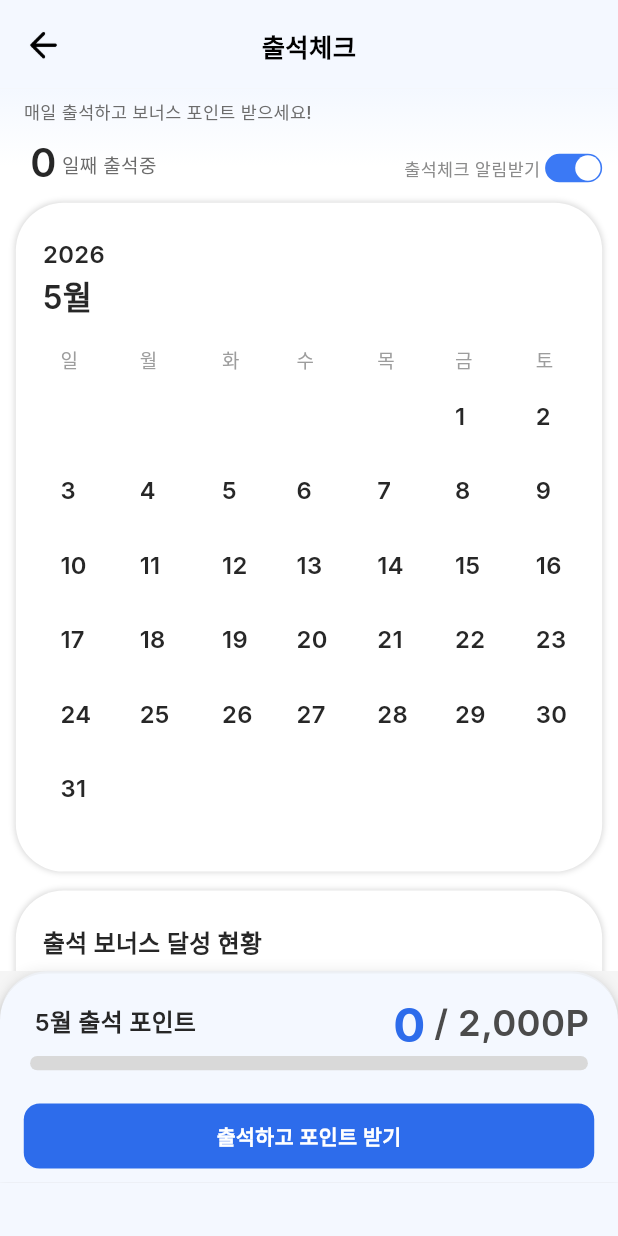
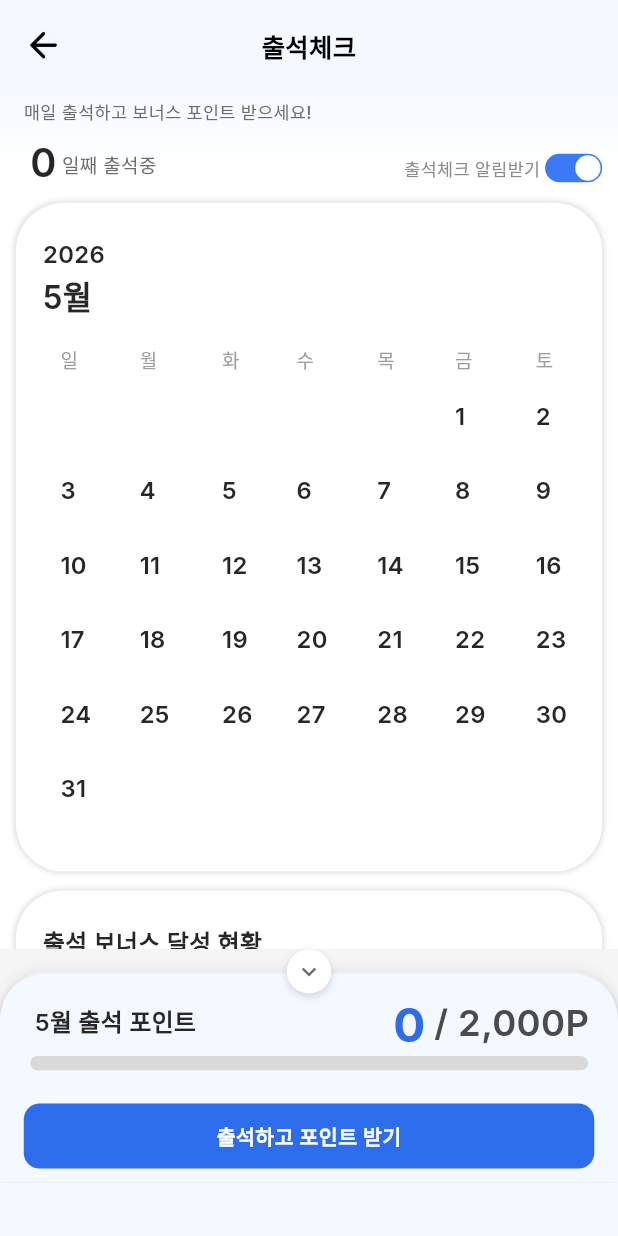
Before and after one commit to 0xdavidhan97/mobile-web, a Flutter app: the AttendancePage screen opened directly, on a phone screen of 412 x 824 dp. Run offline on Flutter 3.47's test engine with Material 3 defaults, Android fonts, the phone set to English and light mode, and no system bars; our stand-ins replace google_fonts.

Commit message:
feat: 출석포인트 하단 영역 접기/펼치기 기능 추가

```diff
--- a/lib/screens/attendance_page.dart
+++ b/lib/screens/attendance_page.dart
@@ -11,6 +11,8 @@
 class _AttendancePageState extends State<AttendancePage> {
   bool _notificationOn = true;
   bool _checkedIn = false;
+
+  bool _isExpanded = true;
 
   late final ScrollController _scrollController;
   double _scrollOffset = 0;
@@ -769,7 +771,23 @@
   // ── 출석포인트 하단 고정 ──────────────────────────────────────────
 
   Widget _buildFixedPointsSection(double s, int month) {
-    return Column(
+    const double btnDiam = 28.0;
+    const double btnHalf = btnDiam / 2; // 14
+    const double panelH = 133.0 + 34.0; // 167
+
+    return AnimatedContainer(
+      duration: const Duration(milliseconds: 300),
+      curve: Curves.easeInOut,
+      height: (_isExpanded ? btnHalf + panelH : btnHalf) * s,
+      child: Stack(
+        clipBehavior: Clip.none,
+        children: [
+          // 포인트 패널 (top: btnHalf*s, 접히면 컨테이너 밖으로 잘림)
+          Positioned(
+            top: btnHalf * s,
+            left: 0,
+            right: 0,
+            child: Column(
               mainAxisSize: MainAxisSize.min,
               children: [
                 Container(
@@ -801,7 +819,6 @@
                   ),
                   child: Stack(
                     children: [
-              // "$month월 출석 포인트": top 19, left 22
                       Positioned(
                         top: 19 * s,
                         left: 22 * s,
@@ -815,7 +832,6 @@
                           ),
                         ),
                       ),
-              // "0": top 11, left 248, fontSize 30
                       Positioned(
                         top: 11 * s,
                         left: 248 * s,
@@ -829,7 +845,6 @@
                           ),
                         ),
                       ),
-              // "/ 2,000P": top 15, left 274, fontSize 23
                       Positioned(
                         top: 15 * s,
                         left: 274 * s,
@@ -843,7 +858,6 @@
                           ),
                         ),
                       ),
-              // 진행 바: top 52, left 19, 352×9
                       Positioned(
                         top: 52 * s,
                         left: 19 * s,
@@ -856,7 +870,6 @@
                           ),
                         ),
                       ),
-              // 출석하고 포인트 받기 버튼: top 82, left 15, 360×41
                       Positioned(
                         top: 82 * s,
                         left: 15 * s,
@@ -888,13 +901,48 @@
                     ],
                   ),
                 ),
-        // 스와이프바
                 Container(
                   width: 390 * s,
                   height: 34 * s,
                   color: const Color(0xFFF4F8FF),
                 ),
               ],
+            ),
+          ),
+          // 토글 버튼 (항상 top: 0)
+          Positioned(
+            top: 0,
+            left: 0,
+            right: 0,
+            child: Center(
+              child: GestureDetector(
+                onTap: () => setState(() => _isExpanded = !_isExpanded),
+                child: Container(
+                  width: btnDiam * s,
+                  height: btnDiam * s,
+                  decoration: BoxDecoration(
+                    color: Colors.white,
+                    shape: BoxShape.circle,
+                    boxShadow: const [
+                      BoxShadow(
+                        color: Color.fromRGBO(0, 0, 0, 0.15),
+                        blurRadius: 4,
+                        offset: Offset(0, 2),
+                      ),
+                    ],
+                  ),
+                  alignment: Alignment.center,
+                  child: Icon(
+                    _isExpanded ? Icons.keyboard_arrow_down : Icons.keyboard_arrow_up,
+                    size: 18 * s,
+                    color: const Color(0xFF6C6C6C),
+                  ),
+                ),
+              ),
+            ),
+          ),
+        ],
+      ),
     );
   }
 }
```
Lines whose indentation alone changed are shown as unchanged.
